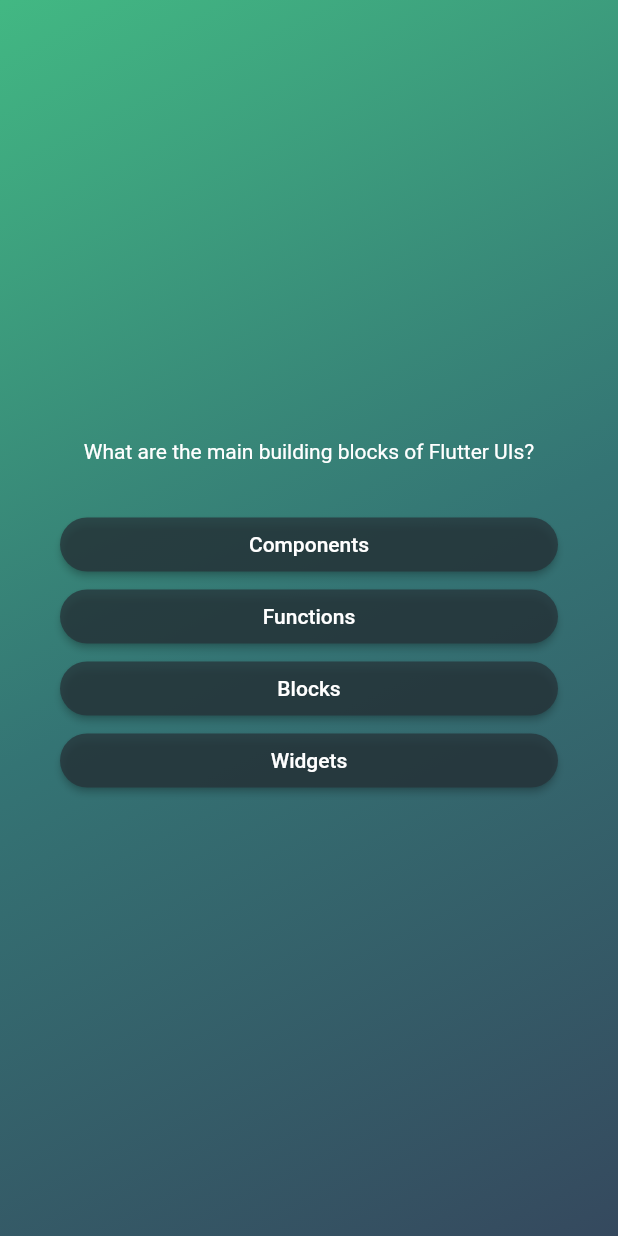
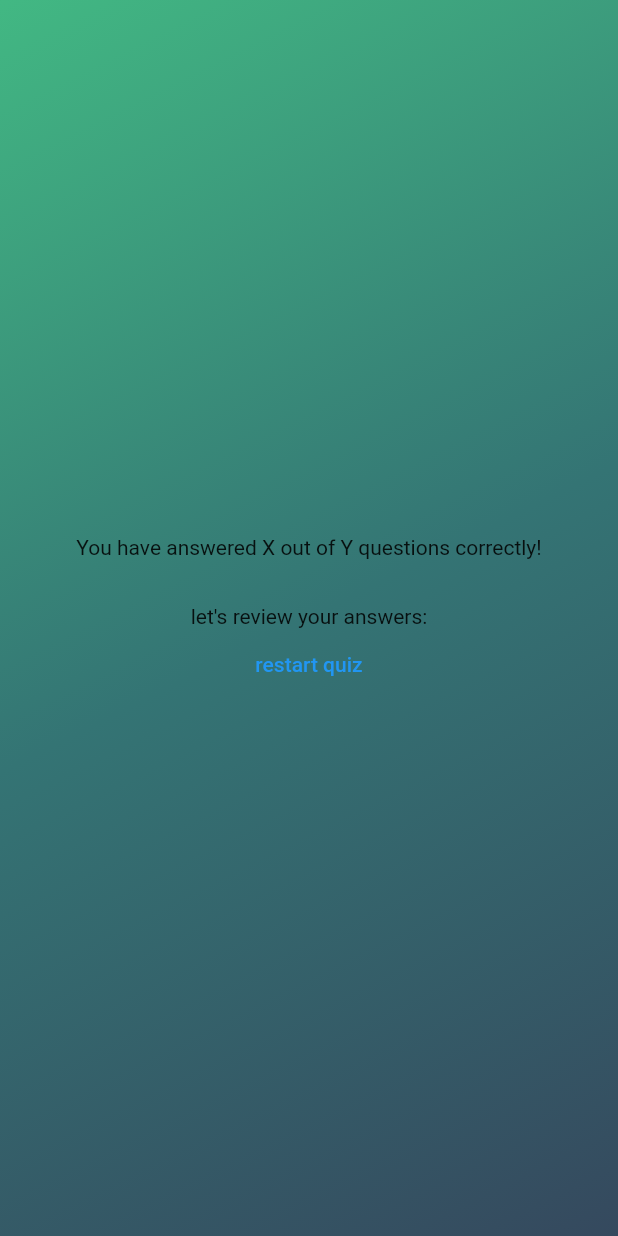
Before and after one commit to Cedrus81/flutter_quiz, a Flutter app: the screen it shows after launch, after a tap on "Start Quiz", on a phone screen of 412 x 824 dp. Run offline on Flutter 3.47's test engine with Material 2 defaults, Android fonts, the phone set to English and light mode, and no system bars; our stand-ins replace google_fonts.

Commit message:
creating results screen

```diff
--- a/lib/data/questions.dart
+++ b/lib/data/questions.dart
@@ -91,17 +91,17 @@ const questions = [
   QuizQuestion(
     'In Dart, which method is automatically called when an instance of a class is created?',
     [
+      'constructor()',
       'onCreate()',
       'init()',
-      'constructor()',
       'QuizQuestion()',
     ],
   ),
   QuizQuestion(
     'What data structure does Dart provide to group related items?',
     [
+      'List',
       'Array',
-      'List',
       'Class',
       'Structure',
     ],
@@ -136,10 +136,10 @@ const questions = [
   QuizQuestion(
     'What is the correct way to import a library in Dart?',
     [
+      'import "library.dart";',
       'import library',
       '#import',
       'using',
-      'import "library.dart";',
     ],
   ),
   QuizQuestion(
--- a/lib/questions_screen.dart
+++ b/lib/questions_screen.dart
@@ -1,9 +1,13 @@
 import 'package:flutter/material.dart';
 import 'package:flutter_quiz/data/questions.dart';
 import 'package:flutter_quiz/answer_button.dart';
+import 'package:google_fonts/google_fonts.dart';
 
 class QuestionsScreen extends StatefulWidget {
-  const QuestionsScreen({super.key});
+  const QuestionsScreen({super.key, required this.onChooseAnswer});
+
+  final void Function(String ans) onChooseAnswer;
+
   @override
   State<QuestionsScreen> createState() {
     return _QuestionsScreenState();
@@ -12,7 +16,8 @@ class QuestionsScreen extends StatefulWidget {
 
 class _QuestionsScreenState extends State<QuestionsScreen> {
   var currentIdx = 0;
-  void onAnswer() {
+  void onAnswer(String ans) {
+    widget.onChooseAnswer(ans);
     setState(() {
       currentIdx++;
     });
@@ -32,14 +37,17 @@ class _QuestionsScreenState extends State<QuestionsScreen> {
             Text(
               currentQuestion.text,
               textAlign: TextAlign.center,
-              style: const TextStyle(color: Colors.white),
+              style: GoogleFonts.lato(
+                  color: Colors.white,
+                  fontSize: 24,
+                  fontWeight: FontWeight.bold),
             ),
             const SizedBox(
               height: 30,
             ),
             ...currentQuestion
                 .getShuffledAnswers()
-                .map((ans) => AnswerButton(ans, onAnswer)),
+                .map((ans) => AnswerButton(ans, () => onAnswer(ans))),
           ],
         ),
       ),
--- a/lib/quiz.dart
+++ b/lib/quiz.dart
@@ -1,6 +1,8 @@
 import 'package:flutter/material.dart';
 import 'package:flutter_quiz/questions_screen.dart';
 import 'package:flutter_quiz/start_screen.dart';
+import 'package:flutter_quiz/data/questions.dart';
+import 'package:flutter_quiz/results_screen.dart';
 
 class Quiz extends StatefulWidget {
   const Quiz({super.key});
@@ -12,6 +14,7 @@ class Quiz extends StatefulWidget {
 
 class _QuizState extends State<Quiz> {
   // Widget? activeScreen;
+  List<String> selectedAnswers = [];
   var activeScreen = 'start-screen';
   @override
   void initState() {
@@ -23,6 +26,18 @@ class _QuizState extends State<Quiz> {
     setState(() {
       activeScreen = 'questions-screen';
     });
+  }
+
+  void chooseAnswer(String ans) {
+    // setState(() {
+    selectedAnswers.add(ans);
+    if (questions.length <= selectedAnswers.length) {
+      setState(() {
+        activeScreen = 'results-screen';
+        selectedAnswers = [];
+      });
+    }
+    // });
   }
 
   @override
@@ -43,7 +58,9 @@ class _QuizState extends State<Quiz> {
           ),
           child: activeScreen == 'start-screen'
               ? StartScreen(switchScreen)
-              : const QuestionsScreen(),
+              : activeScreen == 'questions_screen'
+                  ? QuestionsScreen(onChooseAnswer: chooseAnswer)
+                  : ResultsScreen(chosenAnswers: selectedAnswers),
         ),
       ),
     );
--- /dev/null
+++ b/lib/results_screen.dart
@@ -0,0 +1,46 @@
+import 'package:flutter/material.dart';
+import 'package:flutter_quiz/data/questions.dart';
+
+class ResultsScreen extends StatelessWidget {
+  const ResultsScreen({
+    super.key,
+    required this.chosenAnswers,
+  });
+  final List<String> chosenAnswers;
+
+  List<Map<String, Object>> getSummaryData() {
+    final List<Map<String, Object>> summary = [];
+
+    for (var i = 0; i < chosenAnswers.length; i++) {
+      summary.add(
+        {
+          'idx': i,
+          'question': questions[i].text,
+          'yourAnswer': chosenAnswers[i],
+        },
+      );
+    }
+    return summary;
+  }
+
+  @override
+  Widget build(BuildContext context) {
+    return SizedBox(
+      width: double.infinity,
+      child: Container(
+        margin: const EdgeInsets.all(40),
+        child: Column(
+          mainAxisAlignment: MainAxisAlignment.center,
+          children: [
+            const Text('You have answered X out of Y questions correctly!'),
+            const SizedBox(
+              height: 30,
+            ),
+            const Text('let\'s review your answers:'),
+            TextButton(onPressed: () {}, child: const Text('restart quiz'))
+          ],
+        ),
+      ),
+    );
+  }
+}
--- a/lib/start_screen.dart
+++ b/lib/start_screen.dart
@@ -1,4 +1,5 @@
 import 'package:flutter/material.dart';
+import 'package:google_fonts/google_fonts.dart';
 
 class StartScreen extends StatelessWidget {
   const StartScreen(this.startQuiz, {super.key});
@@ -18,12 +19,12 @@ class StartScreen extends StatelessWidget {
             color: const Color.fromARGB(150, 255, 255, 255),
           ),
           const SizedBox(height: 60),
-          const Text(
+          Text(
             'Learn Flutter the fun way!',
-            style: TextStyle(
-              fontSize: 24,
-              color: Colors.white,
-            ),
+            style: GoogleFonts.lato(
+                fontSize: 24,
+                fontWeight: FontWeight.bold,
+                color: const Color.fromRGBO(255, 255, 255, 1)),
           ),
           const SizedBox(height: 30),
           OutlinedButton.icon(
--- a/pubspec.yaml
+++ b/pubspec.yaml
@@ -35,6 +35,7 @@ dependencies:
   # The following adds the Cupertino Icons font to your application.
   # Use with the CupertinoIcons class for iOS style icons.
   cupertino_icons: ^1.0.2
+  google_fonts: ^5.1.0
 
 dev_dependencies:
   flutter_test:
```
Also changed, not shown: pubspec.lock, 1 other file.
